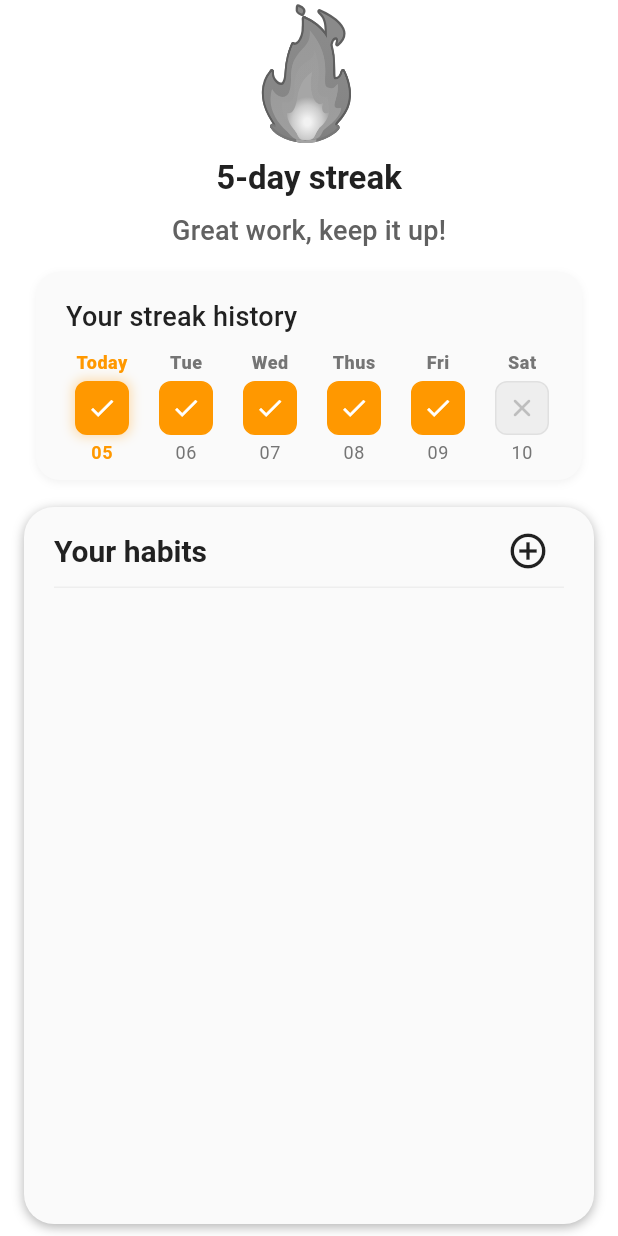
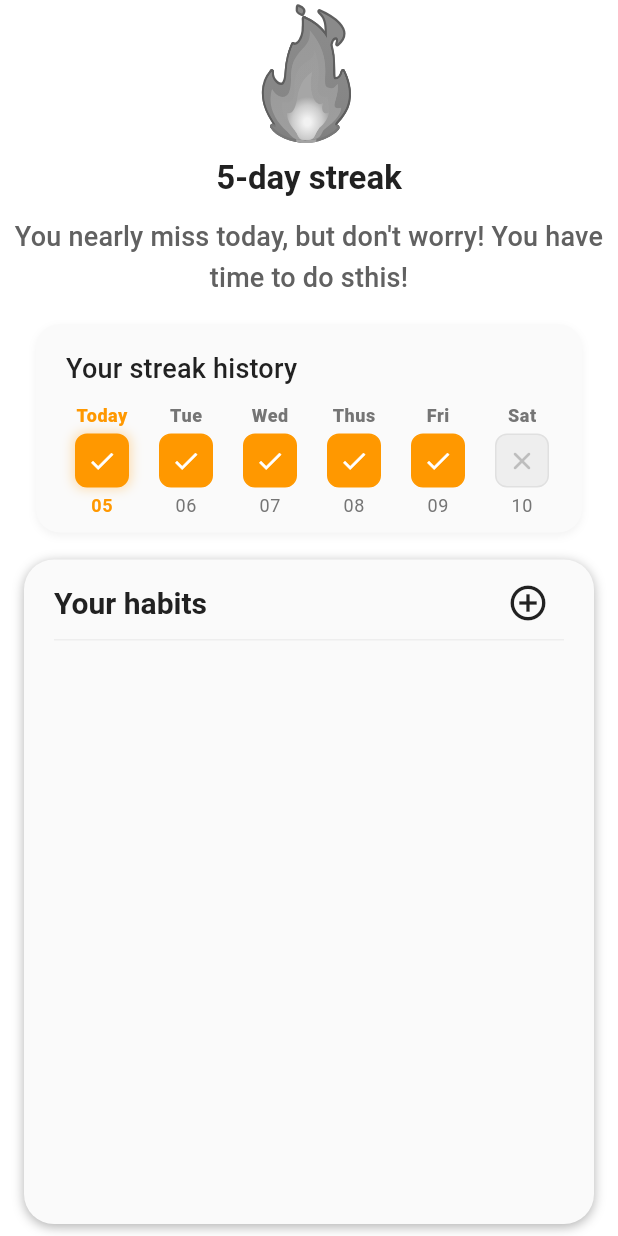
Before and after one commit to Johnong55/Reminote, a Flutter app: the Habitpage screen opened by its route, on a phone screen of 412 x 824 dp. Run offline on Flutter 3.47's test engine with Material 3 defaults, Android fonts, the phone set to English and light mode, and no system bars; our stand-ins replace cloud_firestore, connectivity_plus, firebase_auth, firebase_core, firebase_messaging, flutter_slidable and 4 more; accounts and stored records are empty; generated files the repository leaves out were written again.

Commit message:
update habit tracker

```diff
--- a/lib/components/commons/List_Streak.dart
+++ b/lib/components/commons/List_Streak.dart
@@ -39,6 +39,10 @@ class _ListStreakState extends State<ListStreak> {
       Provider.of<HabitProvider>(context, listen: false).setCurrentDate(date);
 
       Provider.of<HabitProvider>(context, listen: false).fetchHabits();
+      Provider.of<CompletionProvider>(
+        context,
+        listen: false,
+      ).wereCompletedonDate();
       log("Selected date: $_chosenDate");
     });
   }
--- a/lib/components/widgets/Streak_Home/Habit_Tile.dart
+++ b/lib/components/widgets/Streak_Home/Habit_Tile.dart
@@ -54,7 +54,7 @@ class HabitTile extends StatelessWidget {
                 onPressed: (context) {
                   onToggleComplete!();
                 },
-                backgroundColor: colorScheme.primary,
+                backgroundColor: colorScheme.tertiary,
                 foregroundColor: Colors.white,
                 icon: Icons.done_outline_rounded,
                 label: 'Done',
--- a/lib/components/widgets/Streak_Home/MotivationalText.dart
+++ b/lib/components/widgets/Streak_Home/MotivationalText.dart
@@ -2,15 +2,19 @@ import 'package:flutter/material.dart';
 
 class MotivationalText extends StatelessWidget {
   final int streak;
+  final bool isCompleted;
 
-  const MotivationalText({super.key, required this.streak});
+  const MotivationalText({super.key, required this.streak, required this.isCompleted});
 
   String _getText(int streak) {
+    if(isCompleted) return 'Great job! You completed your tasks today!';
+    if(!isCompleted)  return "You nearly miss today, but don't worry! You have time to do sthis!";
     if (streak == 0) return 'Start your streak today!';
     if (streak < 3) return 'Good start, keep going!';
     if (streak < 7) return 'Great work, keep it up!';
     if (streak < 14) return 'You\'re on fire!';
     if (streak < 30) return 'Incredible consistency!';
+
     return 'You\'re unstoppable!';
   }
 
@@ -25,6 +29,7 @@ class MotivationalText extends StatelessWidget {
       child: Text(
         _getText(streak),
         style: textTheme.titleMedium?.copyWith(color: color),
+        textAlign: TextAlign.center,
       ),
     );
   }
--- a/lib/components/widgets/Streak_Home/streak_header.dart
+++ b/lib/components/widgets/Streak_Home/streak_header.dart
@@ -1,5 +1,6 @@
 import 'package:flutter/material.dart';
 import 'package:lottie/lottie.dart';
+import 'package:study_app/components/widgets/Streak_Home/MotivationalText.dart';
 import 'package:study_app/components/widgets/Streak_Home/streak_animation.dart';
 import 'package:study_app/config/app_theme.dart';
 
@@ -23,21 +24,11 @@ class StreakHeader extends StatelessWidget {
         ),
         Padding(
           padding: const EdgeInsets.symmetric(vertical: 4),
-          child: Text(
-            _getMotivationalText(currentStreak),
-            style: textTheme.titleMedium?.copyWith(color: colorScheme.secondary),
-          ),
+          child: MotivationalText(streak: currentStreak,isCompleted: isCompleted),
         ),
       ],
     );
   }
 
-  String _getMotivationalText(int streak) {
-    if (streak == 0) return 'Start your streak today!';
-    if (streak < 3) return 'Good start, keep going!';
-    if (streak < 7) return 'Great work, keep it up!';
-    if (streak < 14) return 'You\'re on fire!';
-    if (streak < 30) return 'Incredible consistency!';
-    return 'You\'re unstoppable!';
-  }
+
 }
--- a/lib/providers/Completion_provider.dart
+++ b/lib/providers/Completion_provider.dart
@@ -35,7 +35,7 @@ class CompletionProvider extends ChangeNotifier {
   }
   Future<void> recordCompletions(int habit, DateTime date, bool isCompleted) async {
     _setloading(true);
-    await _service.recordCompletion(habit, isCompleted, date);
+    await _service.recordCompletion(habit,  date);
     await getCompletionsForDate(date);
       _completed = await _service.wereAllCompletedOnDate(currentDate!);
     _setloading(false);
@@ -61,7 +61,9 @@ Future<bool> wereCompletedonDate() async {
 }
 
 
-  void setCurrentDate(DateTime date) {
+  Future<void> setCurrentDate(DateTime date) async {
     _currentDate = date;
+
+    notifyListeners();
   }
 }
--- a/lib/services/CompletionService.dart
+++ b/lib/services/CompletionService.dart
@@ -10,8 +10,8 @@ class CompletionService {
   }
 
   // Record a completion
-  Future<void> recordCompletion(int habitId, bool isCompleted, DateTime dateCompleted) async {
-    await _completionsRepository.recordCompletion(habitId, isCompleted, dateCompleted);
+  Future<void> recordCompletion(int habitId,  DateTime dateCompleted) async {
+    await _completionsRepository.recordCompletion(habitId,  dateCompleted);
   }
   Future<bool> isHabitCompleted(int habitID, DateTime date) async {
     return await _completionsRepository.isHabitCompletedinDate(habitID, date);
--- a/lib/services/HabitService.dart
+++ b/lib/services/HabitService.dart
@@ -48,7 +48,7 @@ class HabitService {
 
   // Toggle a habit's completion state
   Future<void> toggleCompletion(int id, bool isCompleted) async {
-    await completionService.recordCompletion(id, isCompleted, DateTime.now());
+    await completionService.recordCompletion(id,  DateTime.now());
   }
 
   // Get habits for a specific day (including repeating ones)
--- a/pubspec.yaml
+++ b/pubspec.yaml
@@ -54,7 +54,7 @@ dependencies:
   flutter_staggered_animations: ^1.1.0
   firebase_core: ^3.13.0
   firebase_messaging: ^15.2.5
-  flutter_local_notifications: ^19.1.0
+
 
 
 
```
Also changed, not shown: lib/Offline_Repository/Completions_repository.dart (+5 -3 lines), lib/components/commons/dialog/AddHabitDialog.dart (+13 -2 lines), pubspec.lock, 2 other files.
